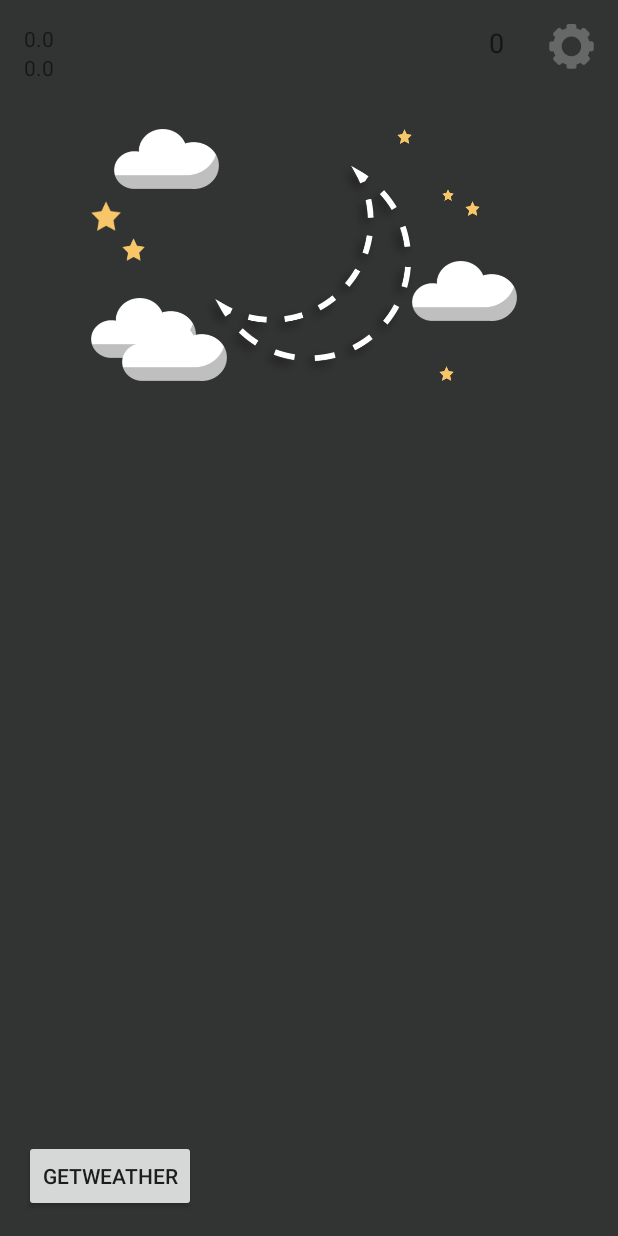
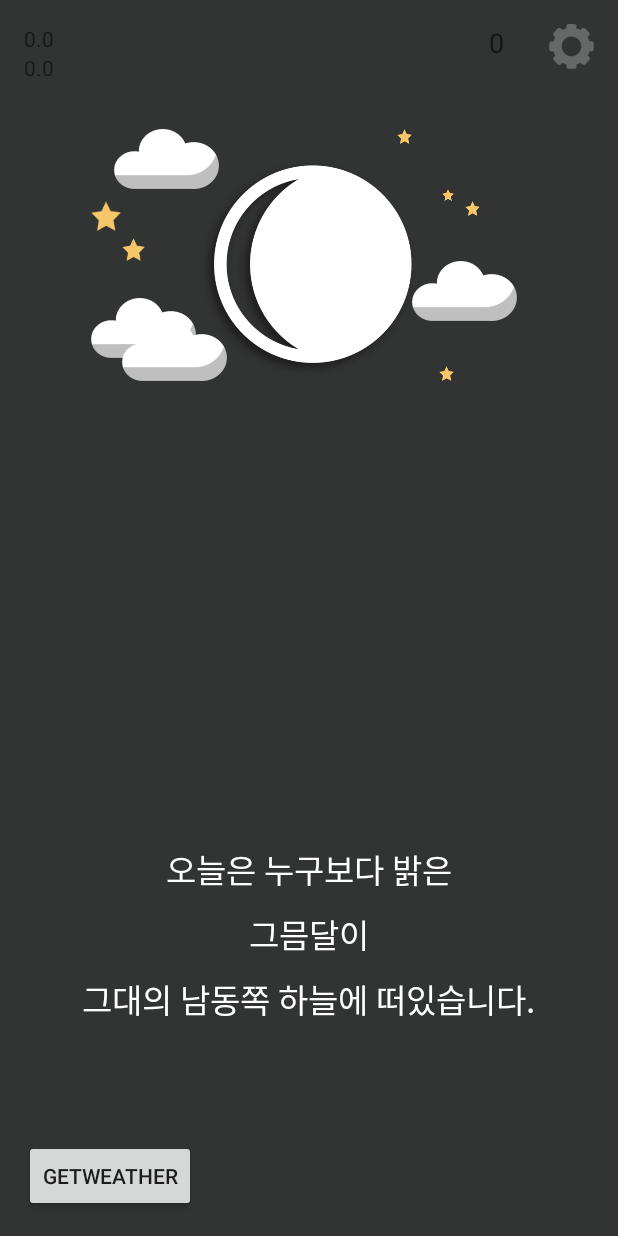
Before and after one commit to PJunhyuk/TodaysMoon, an Android app: the screen it shows after launch (MainActivity), on a phone screen of 412 x 824 dp. Run offline under Robolectric (Android 15) with nearby library versions, the phone set to English and light mode, and no system bars; libraries missing offline, so code that uses them is left out: com.gun0912.tedpermission, com.ibm.icu; 9 statements that could not run were skipped.

Commit message:
Add descriptions on main page

```diff
--- a/app/src/main/java/pjunhyuk/todaysmoon/MainActivity.java
+++ b/app/src/main/java/pjunhyuk/todaysmoon/MainActivity.java
@@ -26,6 +26,8 @@ import com.gun0912.tedpermission.TedPermission;
 
 // For live time
 // Reference : http://blog.opid.kr/247
+
+import org.w3c.dom.Text;
 
 import java.text.SimpleDateFormat;
 import java.util.ArrayList;
@@ -72,6 +74,11 @@ public class MainActivity extends Activity {
     // For live time
     TextView textlivetime;
 
+    // For description
+    TextView textview_description_1;
+    TextView textview_description_2;
+    TextView textview_description_3;
+
     @Override
     protected void onCreate(Bundle savedInstanceState) {
         super.onCreate(savedInstanceState);
@@ -95,31 +102,49 @@ public class MainActivity extends Activity {
         String strdate = dateFormat.format(date);
         String moondate = LunarToSolarTest.convertSolarToLunar(strdate);
 
-        // For Moon
+        // For Moon & description_2
         imgmoon = (ImageView)findViewById(R.id.moon);
         imgmoon.setBackgroundResource(R.drawable.moon_1_1);
+        textview_description_2 = (TextView)findViewById(R.id.description_2);
+        textview_description_2.setText("initialization");
         int Lunarday = Integer.parseInt(moondate.substring(8, 10));
         if(Lunarday == 1) {
-            imgmoon.setBackgroundResource(R.drawable.moon_1_1);
-        }else if(Lunarday >=2 && Lunarday <= 6) {
-            imgmoon.setBackgroundResource(R.drawable.moon_1_2);
+            imgmoon.setBackgroundResource(R.drawable.moon_1_9);
+            textview_description_2.setText("초승달이");
+         }else if(Lunarday >=2 && Lunarday <= 6) {
+            imgmoon.setBackgroundResource(R.drawable.moon_1_8);
+            textview_description_2.setText("초승달이");
         }else if(Lunarday >=7 && Lunarday <= 10) {
-            imgmoon.setBackgroundResource(R.drawable.moon_1_3);
+            imgmoon.setBackgroundResource(R.drawable.moon_1_7);
+            textview_description_2.setText("상현달이");
         }else if(Lunarday >= 11 && Lunarday <= 14) {
-            imgmoon.setBackgroundResource(R.drawable.moon_1_4);
+            imgmoon.setBackgroundResource(R.drawable.moon_1_6);
+            textview_description_2.setText("상현달이");
         }else if(Lunarday == 15) {
             imgmoon.setBackgroundResource(R.drawable.moon_1_5);
+            textview_description_2.setText("보름달이");
         }else if(Lunarday >= 16 && Lunarday <= 19) {
-            imgmoon.setBackgroundResource(R.drawable.moon_1_6);
+            imgmoon.setBackgroundResource(R.drawable.moon_1_4);
+            textview_description_2.setText("하현달이");
         }else if(Lunarday >= 20 && Lunarday <= 23) {
-            imgmoon.setBackgroundResource(R.drawable.moon_1_7);
+            imgmoon.setBackgroundResource(R.drawable.moon_1_3);
+            textview_description_2.setText("하현달이");
         }else if(Lunarday >= 24 && Lunarday <= 28) {
-            imgmoon.setBackgroundResource(R.drawable.moon_1_8);
+            imgmoon.setBackgroundResource(R.drawable.moon_1_2);
+            textview_description_2.setText("그믐달이");
         }else {
-            imgmoon.setBackgroundResource(R.drawable.moon_1_9);
+            imgmoon.setBackgroundResource(R.drawable.moon_1_1);
+            textview_description_2.setText("그믐달이");
         }
+        textlivetime.setText(Integer.toString(Lunarday));
 
-        textlivetime.setText(Integer.toString(Lunarday));
+        // For description_1
+        textview_description_1 = (TextView)findViewById(R.id.description_1);
+        textview_description_1.setText("오늘은 누구보다 밝은");
+
+        // For description_3
+        textview_description_3 = (TextView)findViewById(R.id.description_3);
+        textview_description_3.setText("그대의 남동쪽 하늘에 떠있습니다.");
 
         // For Setting
         imgbutton = (ImageButton) findViewById(R.id.button_setting);
--- a/app/src/main/res/layout/content_main.xml
+++ b/app/src/main/res/layout/content_main.xml
@@ -26,7 +26,7 @@
         android:layout_width="150dp"
         android:layout_height="150dp"
         android:id="@+id/moon"
-        android:background="@drawable/moon_full_yellow"
+        android:background="@drawable/moon_1_1"
         android:layout_marginTop="58dp"
         android:layout_below="@+id/button_setting"
         android:layout_centerHorizontal="true" />
@@ -168,10 +168,10 @@
         android:text="tp"
         android:textColor="#ffffff"
         android:id="@+id/tem"
-        android:layout_marginTop="89dp"
-        android:layout_below="@+id/moon"
-        android:layout_toRightOf="@+id/getWeatherBtn"
-        android:layout_toEndOf="@+id/getWeatherBtn" />
+        android:layout_marginTop="60dp"
+        android:layout_below="@+id/cloud_1"
+        android:layout_alignRight="@+id/cloud_1"
+        android:layout_alignEnd="@+id/cloud_1" />
 
     <TextView
         android:layout_width="wrap_content"
@@ -204,4 +204,37 @@
         android:layout_toStartOf="@+id/button_setting"
         android:layout_marginRight="30dp" />
 
+    <TextView
+        android:layout_width="wrap_content"
+        android:layout_height="wrap_content"
+        android:textAppearance="?android:attr/textAppearanceLarge"
+        android:text="description_3"
+        android:textColor="#ffffff"
+        android:id="@+id/description_3"
+        android:layout_marginBottom="125dp"
+        android:layout_alignParentBottom="true"
+        android:layout_centerHorizontal="true" />
+
+    <TextView
+        android:layout_width="wrap_content"
+        android:layout_height="wrap_content"
+        android:textAppearance="?android:attr/textAppearanceLarge"
+        android:text="desciption_2"
+        android:textColor="#ffffff"
+        android:id="@+id/description_2"
+        android:layout_marginBottom="10dp"
+        android:layout_above="@+id/description_3"
+        android:layout_centerHorizontal="true" />
+
+    <TextView
+        android:layout_width="wrap_content"
+        android:layout_height="wrap_content"
+        android:textAppearance="?android:attr/textAppearanceLarge"
+        android:text="description_1"
+        android:textColor="#ffffff"
+        android:id="@+id/description_1"
+        android:layout_marginBottom="10dp"
+        android:layout_above="@+id/description_2"
+        android:layout_centerHorizontal="true" />
+
 </RelativeLayout>
--- a/app/src/main/res/layout/splash.xml
+++ b/app/src/main/res/layout/splash.xml
@@ -6,7 +6,7 @@
     <ImageView
         android:layout_width="100dp"
         android:layout_height="match_parent"
-        android:src="@drawable/moon_full_yellow"
+        android:src="@drawable/moon_1_5"
         android:contentDescription="@string/app_name"
         android:layout_gravity="center_horizontal" />
 
```
Also changed, not shown: app/src/main/res/drawable/moon_full_yellow.png (deleted).
